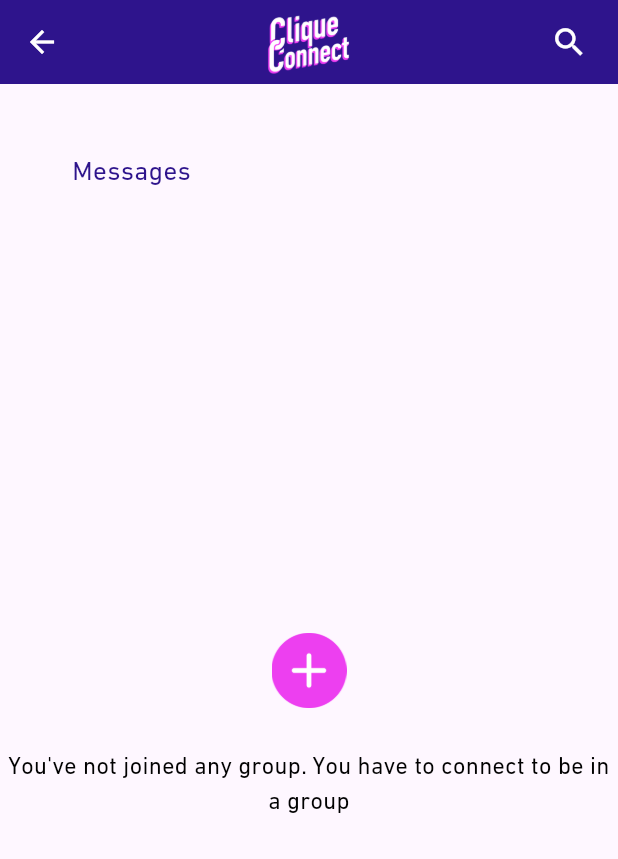
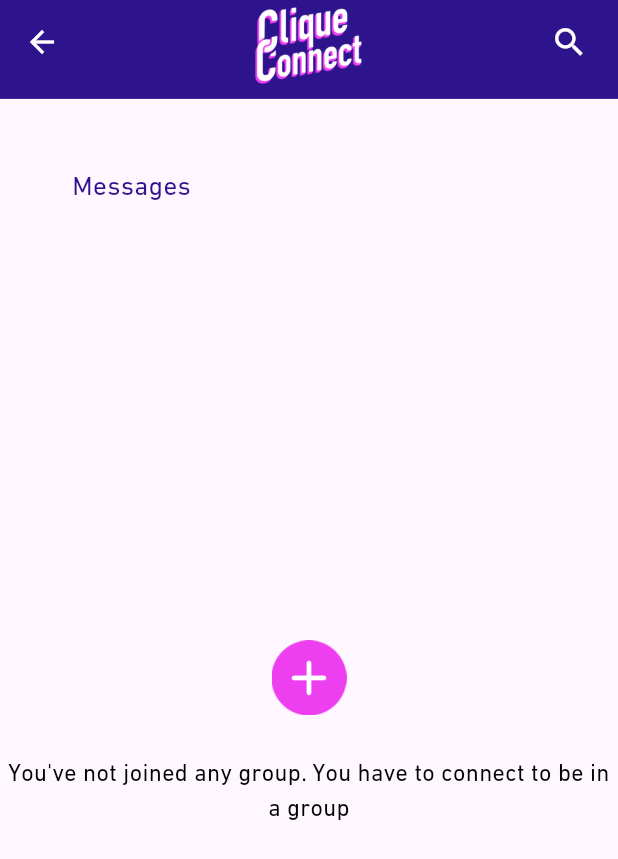
Before and after one commit to RabensteinerDavid/CliqueConnect, a Flutter app: the HomePageChat screen opened directly, on a phone screen of 412 x 824 dp. Shown: the top 859 px of the screen. Run offline on Flutter 3.47's test engine with Material 3 defaults, Android fonts, the phone set to English and light mode, and no system bars; our stand-ins replace carousel_slider, cloud_firestore, firebase_auth, firebase_core, firebase_storage, flutter_map and 7 more; missing offline and left inert: firebase_ui_auth, flutter_map_marker_cluster, flutter_neat_and_clean_calendar, mapbox_gl, rrule; accounts and stored records are empty.

```diff
--- a/App/lib/components/AddEventForm.dart
+++ b/App/lib/components/AddEventForm.dart
@@ -176,8 +176,7 @@ class _EventState extends State<AddEventForm> {
                       },
                     child: Container(
                       padding: const EdgeInsets.all(8.0),
-          child: Image.asset(
-            'icons/arrow_white_noBG_white.png', // Set the correct path to your image
+                      child: Image.asset('icons/arrow_white_noBG_white.png', // Set the correct path to your image
                         width: 30,
                         height: 30,
                       ),
--- a/App/lib/pages/home_page.dart
+++ b/App/lib/pages/home_page.dart
@@ -182,18 +182,18 @@ class _HomePageState extends State<HomePageChat> {
     );
   }
 
-
-
   PreferredSizeWidget buildAppBar() {
     return PreferredSize(
-      preferredSize: const Size.fromHeight(kToolbarHeight),
+      preferredSize: Size(
+        MediaQuery.of(context).size.width, // Set the width to the full width of the screen
+        MediaQuery.of(context).size.height * 0.08,
+      ),
       child: AppBar(
-       title: Image.asset('assets/cliqueConnect.png',  fit: BoxFit.contain,
-         height: 50,),
-        centerTitle: true, // Center the title (icon) in the middle
+        title: Image.asset('assets/cliqueConnect.png', fit: BoxFit.contain, height: MediaQuery.of(context).size.height * 0.08),
+        centerTitle: true,
         backgroundColor: MyApp.blueMain,
         elevation: 0.0,
-        iconTheme: const IconThemeData(color: Colors.white), // Set the color of the back arrow to white
+        iconTheme: const IconThemeData(color: Colors.white),
         actions: <Widget>[
           IconButton(
             padding: const EdgeInsets.symmetric(horizontal: 20.0),
@@ -208,4 +208,5 @@ class _HomePageState extends State<HomePageChat> {
       ),
     );
   }
+
 }
```
Also changed, not shown: App/lib/components/AnimatedMarkersMap_NEW.dart (+18 -21 lines), App/lib/components/EventHome.dart (+29 -12 lines). Lines whose indentation alone changed are shown as unchanged.
